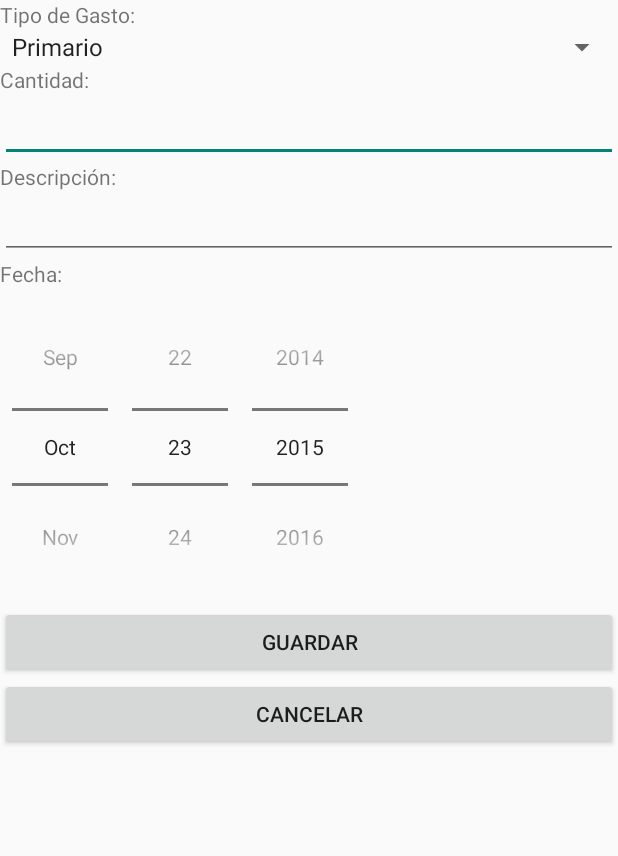
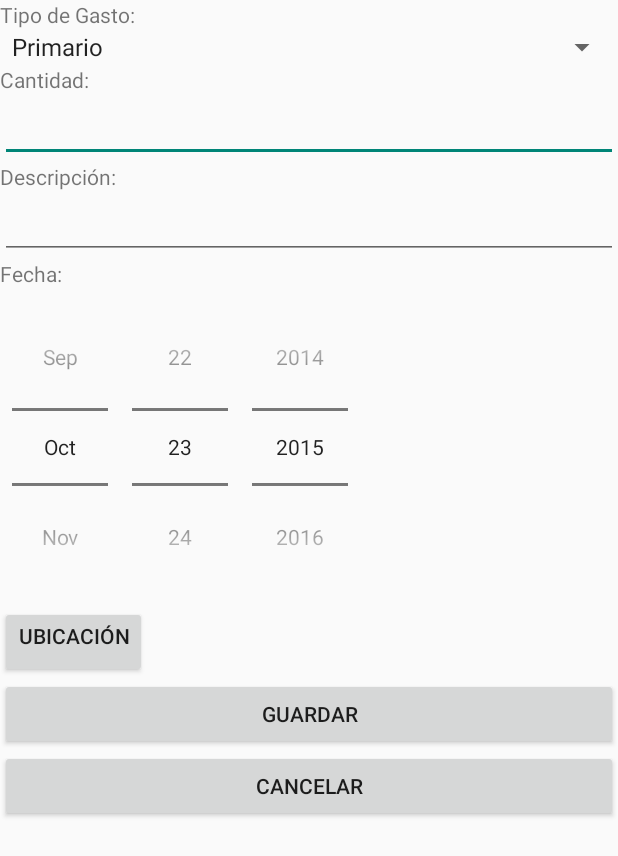
Before and after one commit to jaguil8/RegistroGastos, an Android app: the RegistrarGasto screen opened directly, with no data from a screen before it, on a phone screen of 412 x 824 dp. Shown: the top 856 px of the screen. Run offline under Robolectric (Android 15) with nearby library versions, the phone set to English and light mode, and no system bars; 1 statement that could not run was skipped.

Commit message:
Se modificó cadena de GetGastoById para mejor oración de TTS

```diff
--- a/app/src/main/java/mx/lania/registrogastos/controller/GastosController.java
+++ b/app/src/main/java/mx/lania/registrogastos/controller/GastosController.java
@@ -84,7 +84,7 @@ public class GastosController {
             {
                 tipo="Secundaria";
             }
-            gastoString += "Descripcion: "+c.getString(1)+ " Costo: " + c.getString(2) + " Fecha: "+ c.getString(3)+ " " +  tipo;
+            gastoString += "Gasto en: "+c.getString(1)+ ". Por: " + c.getString(2) + "Pesos." + " El día: "+ c.getString(3)+ " " +  tipo;
         }
         db.close();
         return gastoString;
--- a/app/src/main/java/mx/lania/registrogastos/historial.java
+++ b/app/src/main/java/mx/lania/registrogastos/historial.java
@@ -81,10 +81,10 @@ public class historial extends AppCompatActivity {
                     int id = GastosController.getGastoByDescripcion(view.getContext(), split[0].toString());
                     //onCreateDialog(id);
                     descpcionDialog = GastosController.getGastoById(view.getContext(), id);
-                    Toast.makeText(getApplicationContext(), "Datos: " + descpcionDialog, Toast.LENGTH_SHORT).show();
+                    Toast.makeText(getApplicationContext(), descpcionDialog, Toast.LENGTH_SHORT).show();
                     if(result != TextToSpeech.LANG_NOT_SUPPORTED && result != TextToSpeech.LANG_MISSING_DATA)
                     {
-                        ttsObject.speak("Datos: " + descpcionDialog,TextToSpeech.QUEUE_FLUSH,null);
+                        ttsObject.speak(descpcionDialog,TextToSpeech.QUEUE_FLUSH,null);
                     }
                 }
             });
--- a/app/src/main/res/layout/activity_maps.xml
+++ b/app/src/main/res/layout/activity_maps.xml
@@ -6,13 +6,9 @@
     android:orientation="vertical"
     tools:context="mx.lania.registrogastos.MapsActivity" >
 
-
     <fragment
-
         android:id="@+id/map"
         android:name="com.google.android.gms.maps.MapFragment"
         android:layout_width="match_parent"
-        android:layout_height="match_parent" />
-
-
+        android:layout_height="match_parent"/>
 </LinearLayout>
--- a/app/src/main/res/layout/activity_registrar_gasto.xml
+++ b/app/src/main/res/layout/activity_registrar_gasto.xml
@@ -42,6 +42,13 @@
         android:datePickerMode="spinner" />
 
     <Button
+        android:layout_width="wrap_content"
+        android:layout_height="wrap_content"
+        android:gravity="right"
+        android:text="Ubicación"
+        android:onClick="onUbicar"/>
+
+    <Button
         android:layout_width="fill_parent"
         android:layout_height="wrap_content"
         android:text="Guardar"
```
Also changed, not shown: app/src/main/java/mx/lania/registrogastos/RegistrarGasto.java (+9 -0 lines).
